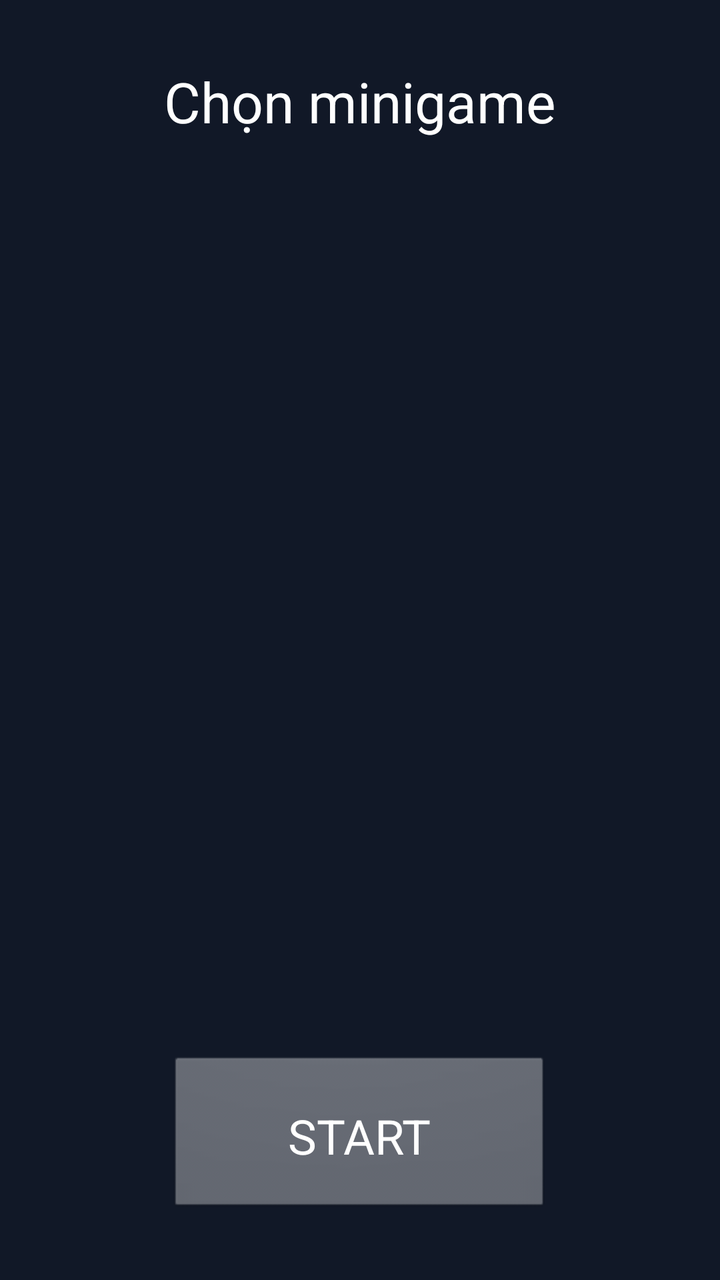
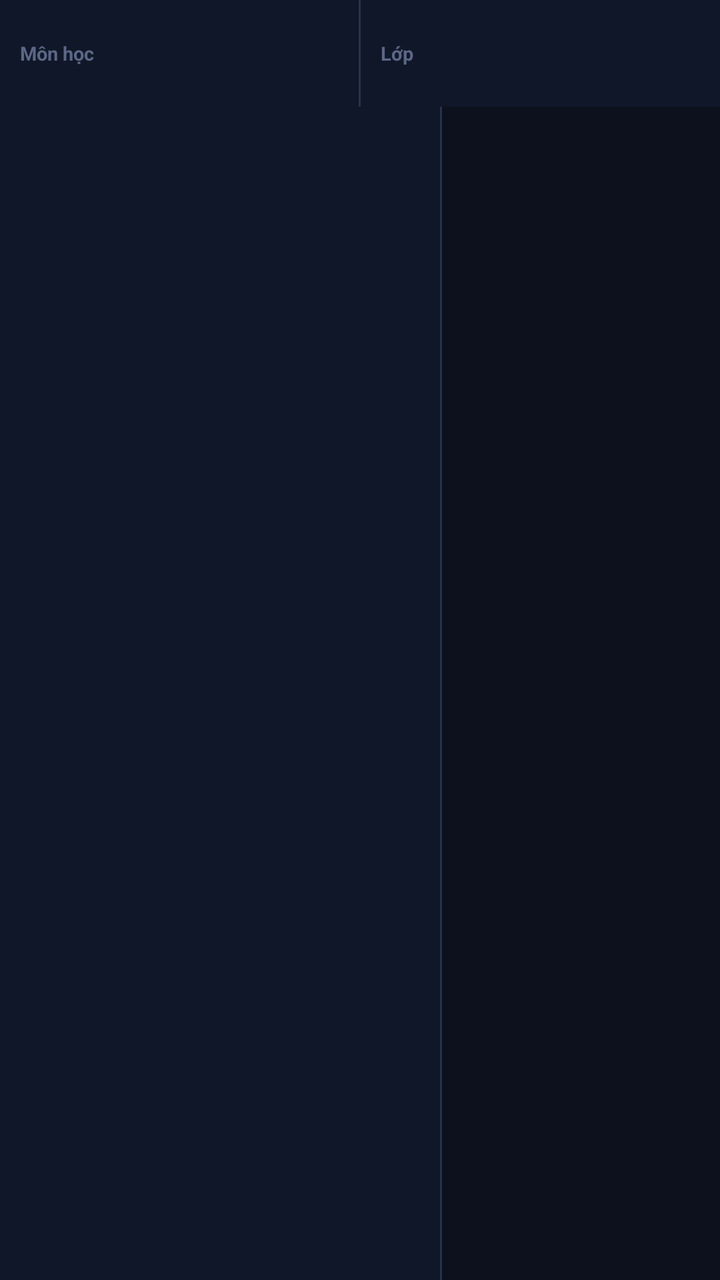

The first picture is an Android layout as it rendered before a commit; the second is the same layout after the commit. The layout source and the unified diff follow.
<!-- AndroidManifest.xml: activity theme android:Theme.NoTitleBar.Fullscreen -->
<!-- res/layout/activity_control.xml -->
<?xml version="1.0" encoding="utf-8"?>
<FrameLayout xmlns:android="http://schemas.android.com/apk/res/android"
    android:layout_width="match_parent"
    android:layout_height="match_parent"
    android:background="#111827">

    
    <LinearLayout
        android:id="@+id/menu_screen"
        android:layout_width="match_parent"
        android:layout_height="match_parent"
        android:orientation="vertical"
        android:gravity="center"
        android:padding="32dp">

        <TextView
            android:layout_width="wrap_content"
            android:layout_height="wrap_content"
            android:text="Chọn minigame"
            android:textColor="#FFFFFF"
            android:textSize="28sp"
            android:layout_marginBottom="24dp" />

        <ScrollView
            android:layout_width="match_parent"
            android:layout_height="0dp"
            android:layout_weight="1">

            <LinearLayout
                android:id="@+id/game_list"
                android:layout_width="match_parent"
                android:layout_height="wrap_content"
                android:orientation="vertical" />
        </ScrollView>

        <Button
            android:id="@+id/start_button"
            android:layout_width="wrap_content"
            android:layout_height="wrap_content"
            android:layout_marginTop="24dp"
            android:text="START"
            android:textColor="#FFFFFF"
            android:textSize="24sp"
            android:paddingLeft="60dp"
            android:paddingRight="60dp"
            android:paddingTop="24dp"
            android:paddingBottom="24dp"
            android:enabled="false" />
    </LinearLayout>

    
    <LinearLayout
        android:id="@+id/control_screen"
        android:layout_width="match_parent"
        android:layout_height="match_parent"
        android:orientation="vertical"
        android:gravity="center"
        android:padding="32dp"
        android:visibility="gone">

        <TextView
            android:id="@+id/playing_game_label"
            android:layout_width="wrap_content"
            android:layout_height="wrap_content"
            android:text="Đang chơi: —"
            android:textColor="#FFFFFF"
            android:textSize="26sp"
            android:layout_marginBottom="16dp" />

        <TextView
            android:id="@+id/report_label"
            android:layout_width="wrap_content"
            android:layout_height="wrap_content"
            android:text="Thời gian: — · Số câu đúng: —"
            android:textColor="#9CA3AF"
            android:textSize="18sp"
            android:layout_marginBottom="32dp" />

        <LinearLayout
            android:layout_width="wrap_content"
            android:layout_height="wrap_content"
            android:orientation="horizontal">

            <Button
                android:id="@+id/pause_button"
                android:layout_width="wrap_content"
                android:layout_height="wrap_content"
                android:text="PAUSE"
                android:textColor="#FFFFFF"
                android:textSize="20sp"
                android:layout_marginEnd="16dp" />

            <Button
                android:id="@+id/stop_button"
                android:layout_width="wrap_content"
                android:layout_height="wrap_content"
                android:text="STOP"
                android:textColor="#FFFFFF"
                android:textSize="20sp" />
        </LinearLayout>
    </LinearLayout>

</FrameLayout>
<!-- resources referenced by this layout -->
<resources>

</resources>

<!-- the commit's change to res/layout/activity_control.xml (unified diff, before → after) -->
@@ -2,102 +2,304 @@
 <FrameLayout xmlns:android="http://schemas.android.com/apk/res/android"
     android:layout_width="match_parent"
     android:layout_height="match_parent"
-    android:background="#111827">
-
-    
+    android:background="@color/bg">
+
     <LinearLayout
-        android:id="@+id/menu_screen"
         android:layout_width="match_parent"
         android:layout_height="match_parent"
-        android:orientation="vertical"
-        android:gravity="center"
-        android:padding="32dp">
-
-        <TextView
-            android:layout_width="wrap_content"
+        android:orientation="vertical">
+
+        
+        <LinearLayout
+            android:layout_width="match_parent"
             android:layout_height="wrap_content"
-            android:text="Chọn minigame"
-            android:textColor="#FFFFFF"
-            android:textSize="28sp"
-            android:layout_marginBottom="24dp" />
-
-        <ScrollView
+            android:orientation="horizontal"
+            android:background="@color/rail"
+            android:baselineAligned="false">
+
+            <LinearLayout
+                android:layout_width="0dp"
+                android:layout_height="wrap_content"
+                android:layout_weight="1"
+                android:orientation="horizontal"
+                android:gravity="center_vertical"
+                android:padding="10dp">
+
+                <TextView
+                    android:layout_width="wrap_content"
+                    android:layout_height="wrap_content"
+                    android:text="Môn học"
+                    android:textColor="@color/text_faint"
+                    android:textSize="9.5sp"
+                    android:textStyle="bold"
+                    android:layout_marginEnd="10dp" />
+
+                <TextView
+                    android:id="@+id/category_trigger"
+                    android:layout_width="wrap_content"
+                    android:layout_height="wrap_content"
+                    android:minWidth="150dp"
+                    android:padding="8dp"
+                    android:textColor="@color/text"
+                    android:textSize="12.5sp"
+                    android:textStyle="bold"
+                    android:drawablePadding="8dp"
+                    android:gravity="center_vertical" />
+            </LinearLayout>
+
+            <View
+                android:layout_width="1dp"
+                android:layout_height="match_parent"
+                android:background="@color/border" />
+
+            <LinearLayout
+                android:layout_width="0dp"
+                android:layout_height="wrap_content"
+                android:layout_weight="1"
+                android:orientation="horizontal"
+                android:gravity="center_vertical"
+                android:padding="10dp">
+
+                <TextView
+                    android:layout_width="wrap_content"
+                    android:layout_height="wrap_content"
+                    android:text="Lớp"
+                    android:textColor="@color/text_faint"
+                    android:textSize="9.5sp"
+                    android:textStyle="bold"
+                    android:layout_marginEnd="10dp" />
+
+                <TextView
+                    android:id="@+id/class_trigger"
+                    android:layout_width="wrap_content"
+                    android:layout_height="wrap_content"
+                    android:minWidth="130dp"
+                    android:padding="8dp"
+                    android:textColor="@color/text"
+                    android:textSize="12.5sp"
+                    android:textStyle="bold"
+                    android:gravity="center_vertical" />
+            </LinearLayout>
+        </LinearLayout>
+
+        
+        <LinearLayout
             android:layout_width="match_parent"
             android:layout_height="0dp"
-            android:layout_weight="1">
+            android:layout_weight="1"
+            android:orientation="horizontal">
+
+            <FrameLayout
+                android:id="@+id/action_zone"
+                android:layout_width="220dp"
+                android:layout_height="match_parent"
+                android:background="@color/rail"
+                android:padding="14dp" />
+
+            <View
+                android:layout_width="1dp"
+                android:layout_height="match_parent"
+                android:background="@color/border" />
 
             <LinearLayout
-                android:id="@+id/game_list"
-                android:layout_width="match_parent"
-                android:layout_height="wrap_content"
-                android:orientation="vertical" />
-        </ScrollView>
-
-        <Button
-            android:id="@+id/start_button"
-            android:layout_width="wrap_content"
-            android:layout_height="wrap_content"
-            android:layout_marginTop="24dp"
-            android:text="START"
-            android:textColor="#FFFFFF"
-            android:textSize="24sp"
-            android:paddingLeft="60dp"
-            android:paddingRight="60dp"
-            android:paddingTop="24dp"
-            android:paddingBottom="24dp"
-            android:enabled="false" />
-    </LinearLayout>
-
-    
-    <LinearLayout
-        android:id="@+id/control_screen"
-        android:layout_width="match_parent"
-        android:layout_height="match_parent"
-        android:orientation="vertical"
-        android:gravity="center"
-        android:padding="32dp"
-        android:visibility="gone">
-
-        <TextView
-            android:id="@+id/playing_game_label"
-            android:layout_width="wrap_content"
-            android:layout_height="wrap_content"
-            android:text="Đang chơi: —"
-            android:textColor="#FFFFFF"
-            android:textSize="26sp"
-            android:layout_marginBottom="16dp" />
-
-        <TextView
-            android:id="@+id/report_label"
-            android:layout_width="wrap_content"
-            android:layout_height="wrap_content"
-            android:text="Thời gian: — · Số câu đúng: —"
-            android:textColor="#9CA3AF"
-            android:textSize="18sp"
-            android:layout_marginBottom="32dp" />
-
-        <LinearLayout
-            android:layout_width="wrap_content"
-            android:layout_height="wrap_content"
-            android:orientation="horizontal">
-
-            <Button
-                android:id="@+id/pause_button"
-                android:layout_width="wrap_content"
-                android:layout_height="wrap_content"
-                android:text="PAUSE"
-                android:textColor="#FFFFFF"
-                android:textSize="20sp"
-                android:layout_marginEnd="16dp" />
-
-            <Button
-                android:id="@+id/stop_button"
-                android:layout_width="wrap_content"
-                android:layout_height="wrap_content"
-                android:text="STOP"
-                android:textColor="#FFFFFF"
-                android:textSize="20sp" />
+                android:layout_width="0dp"
+                android:layout_height="match_parent"
+                android:layout_weight="1"
+                android:orientation="vertical">
+
+                <LinearLayout
+                    android:id="@+id/report_tabs"
+                    android:layout_width="match_parent"
+                    android:layout_height="wrap_content"
+                    android:orientation="horizontal"
+                    android:paddingStart="12dp"
+                    android:paddingEnd="12dp" />
+
+                <FrameLayout
+                    android:id="@+id/panels_container"
+                    android:layout_width="match_parent"
+                    android:layout_height="0dp"
+                    android:layout_weight="1">
+
+                    
+                    <LinearLayout
+                        android:id="@+id/panel_roster"
+                        android:layout_width="match_parent"
+                        android:layout_height="match_parent"
+                        android:orientation="vertical"
+                        android:visibility="gone">
+
+                        <TextView
+                            android:id="@+id/game_preview_strip"
+                            android:layout_width="match_parent"
+                            android:layout_height="wrap_content"
+                            android:layout_margin="12dp"
+                            android:padding="9dp"
+                            android:textColor="@color/text"
+                            android:textSize="12sp"
+                            android:visibility="gone" />
+
+                        <TextView
+                            android:id="@+id/notplayed_strip"
+                            android:layout_width="match_parent"
+                            android:layout_height="wrap_content"
+                            android:layout_marginStart="12dp"
+                            android:layout_marginEnd="12dp"
+                            android:padding="10dp"
+                            android:textColor="@color/text_dim"
+                            android:textSize="12sp"
+                            android:visibility="gone" />
+
+                        <LinearLayout
+                            android:id="@+id/roster_header"
+                            android:layout_width="match_parent"
+                            android:layout_height="wrap_content"
+                            android:orientation="horizontal"
+                            android:paddingStart="12dp"
+                            android:paddingEnd="12dp"
+                            android:paddingTop="8dp"
+                            android:paddingBottom="6dp" />
+
+                        <ScrollView
+                            android:layout_width="match_parent"
+                            android:layout_height="0dp"
+                            android:layout_weight="1">
+
+                            <LinearLayout
+                                android:id="@+id/roster_body"
+                                android:layout_width="match_parent"
+                                android:layout_height="wrap_content"
+                                android:orientation="vertical"
+                                android:paddingBottom="12dp" />
+                        </ScrollView>
+                    </LinearLayout>
+
+                    
+                    <LinearLayout
+                        android:id="@+id/panel_competency"
+                        android:layout_width="match_parent"
+                        android:layout_height="match_parent"
+                        android:orientation="horizontal"
+                        android:padding="16dp"
+                        android:visibility="gone">
+
+                        <ScrollView
+                            android:layout_width="150dp"
+                            android:layout_height="match_parent">
+
+                            <LinearLayout
+                                android:id="@+id/comp_chips"
+                                android:layout_width="match_parent"
+                                android:layout_height="wrap_content"
+                                android:orientation="vertical" />
+                        </ScrollView>
+
+                        <LinearLayout
+                            android:layout_width="0dp"
+                            android:layout_height="match_parent"
+                            android:layout_weight="1"
+                            android:layout_marginStart="20dp"
+                            android:orientation="vertical">
+
+                            <TextView
+                                android:id="@+id/comp_name"
+                                android:layout_width="wrap_content"
+                                android:layout_height="wrap_content"
+                                android:textColor="@color/text"
+                                android:textSize="18sp"
+                                android:textStyle="bold" />
+
+                            <TextView
+                                android:id="@+id/comp_flags"
+                                android:layout_width="wrap_content"
+                                android:layout_height="wrap_content"
+                                android:layout_marginTop="4dp"
+                                android:layout_marginBottom="6dp"
+                                android:textColor="@color/live"
+                                android:textSize="11sp" />
+
+                            <LinearLayout
+                                android:id="@+id/comp_score_list"
+                                android:layout_width="match_parent"
+                                android:layout_height="wrap_content"
+                                android:orientation="vertical" />
+
+                            <TextView
+                                android:id="@+id/comp_note"
+                                android:layout_width="match_parent"
+                                android:layout_height="wrap_content"
+                                android:layout_marginTop="10dp"
+                                android:text="Tính từ kết quả buổi hôm nay: độ khó câu hỏi + đúng/sai + thời gian trả lời — công thức tạm, sẽ tinh chỉnh sau."
+                                android:textColor="@color/text_faint"
+                                android:textSize="10.5sp" />
+                        </LinearLayout>
+                    </LinearLayout>
+
+                    
+                    <ScrollView
+                        android:id="@+id/panel_history"
+                        android:layout_width="match_parent"
+                        android:layout_height="match_parent"
+                        android:visibility="gone">
+
+                        <LinearLayout
+                            android:id="@+id/history_body"
+                            android:layout_width="match_parent"
+                            android:layout_height="wrap_content"
+                            android:orientation="vertical"
+                            android:padding="16dp" />
+                    </ScrollView>
+
+                    
+                    <LinearLayout
+                        android:id="@+id/panel_live"
+                        android:layout_width="match_parent"
+                        android:layout_height="match_parent"
+                        android:orientation="horizontal"
+                        android:padding="14dp"
+                        android:visibility="gone">
+
+                        <LinearLayout
+                            android:id="@+id/live_side_left"
+                            android:layout_width="0dp"
+                            android:layout_height="match_parent"
+                            android:layout_weight="1"
+                            android:layout_marginEnd="7dp"
+                            android:orientation="vertical"
+                            android:background="@color/panel"
+                            android:padding="16dp" />
+
+                        <LinearLayout
+                            android:id="@+id/live_side_right"
+                            android:layout_width="0dp"
+                            android:layout_height="match_parent"
+                            android:layout_weight="1"
+                            android:layout_marginStart="7dp"
+                            android:orientation="vertical"
+                            android:background="@color/panel"
+                            android:padding="16dp" />
+                    </LinearLayout>
+
+                    
+                    <LinearLayout
+                        android:id="@+id/panel_summary"
+                        android:layout_width="match_parent"
+                        android:layout_height="match_parent"
+                        android:orientation="vertical"
+                        android:gravity="center"
+                        android:padding="20dp"
+                        android:visibility="gone">
+
+                        <LinearLayout
+                            android:id="@+id/summary_card"
+                            android:layout_width="match_parent"
+                            android:layout_height="wrap_content"
+                            android:orientation="vertical"
+                            android:background="@color/panel"
+                            android:padding="22dp" />
+                    </LinearLayout>
+                </FrameLayout>
+            </LinearLayout>
         </LinearLayout>
     </LinearLayout>
-
 </FrameLayout>
<!-- resource entries referenced after the edit -->
@@ -1,5 +1,12 @@
 <!-- resources referenced by this layout -->
 <resources>
-
+  <color name="bg">#0C111D</color>
+  <color name="border">#28324A</color>
+  <color name="live">#5B8DEF</color>
+  <color name="panel">#141C2E</color>
+  <color name="rail">#101728</color>
+  <color name="text">#E9EDF7</color>
+  <color name="text_dim">#8B95B3</color>
+  <color name="text_faint">#5C6786</color>
 </resources>
 
